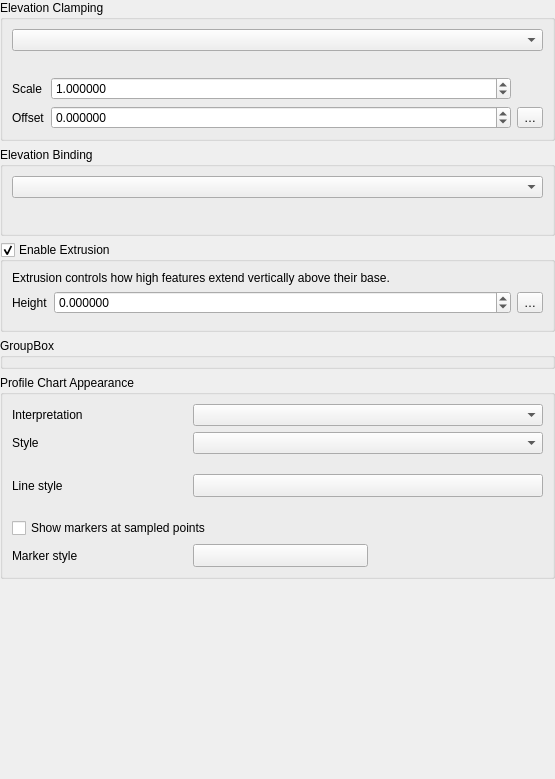
qgis/QGIS, file src/ui/qgsvectorelevationpropertieswidgetbase.ui: the form before one commit.
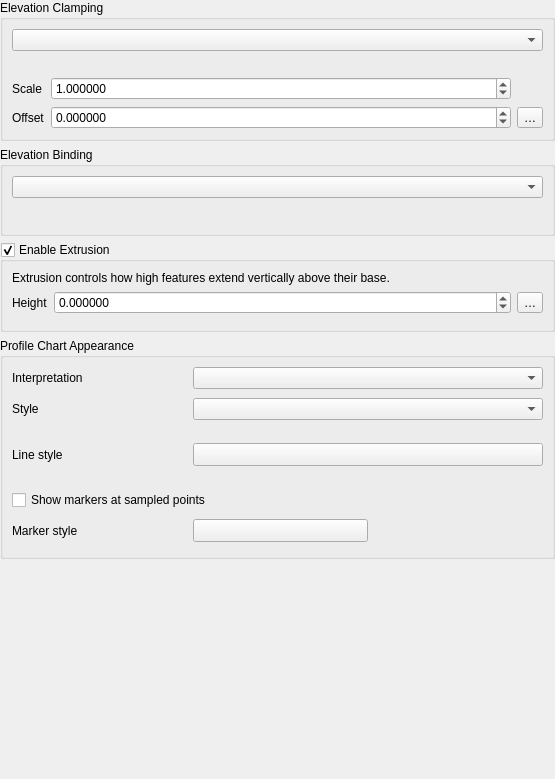
The form after the commit. Custom widgets are drawn as their Qt base class.

Commit message: Remove extra groupbox

```diff
--- a/src/ui/qgsvectorelevationpropertieswidgetbase.ui
+++ b/src/ui/qgsvectorelevationpropertieswidgetbase.ui
@@ -210,13 +210,6 @@
      </layout>
     </widget>
    </item>
-   <item>
-    <widget class="QGroupBox" name="groupBox_2">
-     <property name="title">
-      <string>GroupBox</string>
-     </property>
-    </widget>
-   </item>
    <item>
     <widget class="QGroupBox" name="groupBox">
      <property name="title">
```
